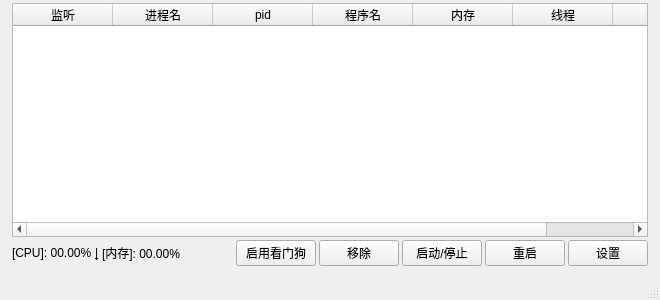
Qt form watchdog_main.ui (WaterEmissary/WatchDog) before a commit.
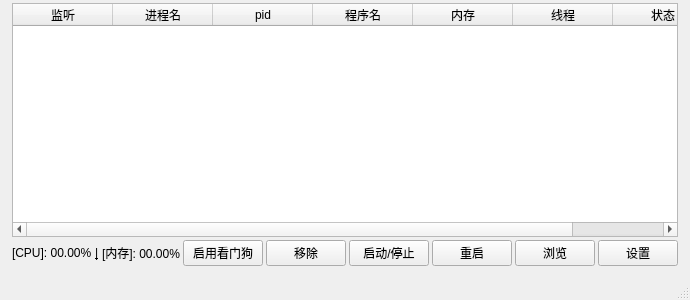
The same form after that commit.

Commit message: v1.4 添加浏览功能

The edit to the form file:
```diff
--- a/watchdog_main.ui
+++ b/watchdog_main.ui
@@ -118,7 +118,7 @@
            </widget>
           </item>
           <item>
-           <layout class="QHBoxLayout" name="horizontalLayout" stretch="0,0,0,10,1,0,1,1,1">
+           <layout class="QHBoxLayout" name="horizontalLayout" stretch="0,0,0,10,1,0,1,1,0,1">
             <item>
              <widget class="QLabel" name="CPUusageLabel">
               <property name="text">
@@ -187,6 +187,13 @@
               </property>
              </widget>
             </item>
+            <item>
+             <widget class="QPushButton" name="BrowseButton">
+              <property name="text">
+               <string>浏览</string>
+              </property>
+             </widget>
+            </item>
             <item>
              <widget class="QPushButton" name="ProcessSetupButton">
               <property name="text">
```
The commit also changes 2 other files.
